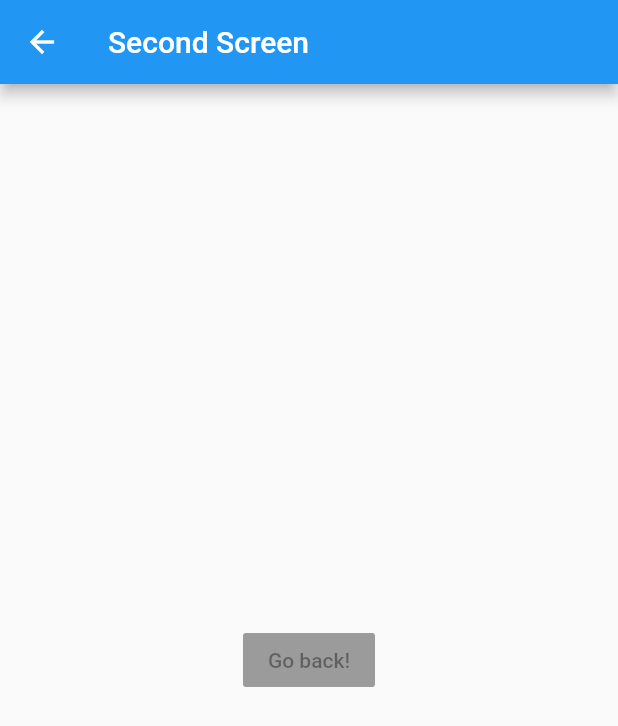
After one commit to yao996186979/LearnFlutter, a Flutter app: the SecondPage screen opened directly, on a phone screen of 412 x 824 dp. The commit adds this screen. Shown: the top 726 px of the screen. Run offline on Flutter 3.47's test engine with Material 2 defaults, Android fonts, the phone set to English and light mode, and no system bars.

Commit message:
navigation的初学

```diff
--- /dev/null
+++ b/lib/navigation.dart
@@ -0,0 +1,32 @@
+import 'package:flutter/material.dart';
+
+class FirstPage extends StatelessWidget {
+  @override
+  Widget build(BuildContext context) {
+    return new Scaffold(
+      appBar: new AppBar(
+        title: new Text('First Page'),
+      ),
+      body: new Center(
+        child: new MaterialButton(child: new Text("下一页"), onPressed: () {}),
+      ),
+    );
+  }
+}
+
+class SecondPage extends StatelessWidget {
+  @override
+  Widget build(BuildContext context) {
+    return new Scaffold(
+      appBar: new AppBar(
+        title: new Text('Second Screen'),
+      ),
+      body: new Center(
+        child: new RaisedButton(
+          child: new Text('Go back!'),
+          onPressed: null,
+        ),
+      ),
+    );
+  }
+}
```
Also changed, not shown: lib/main.dart (+8 -4 lines), lib/testPage.dart (deleted).
